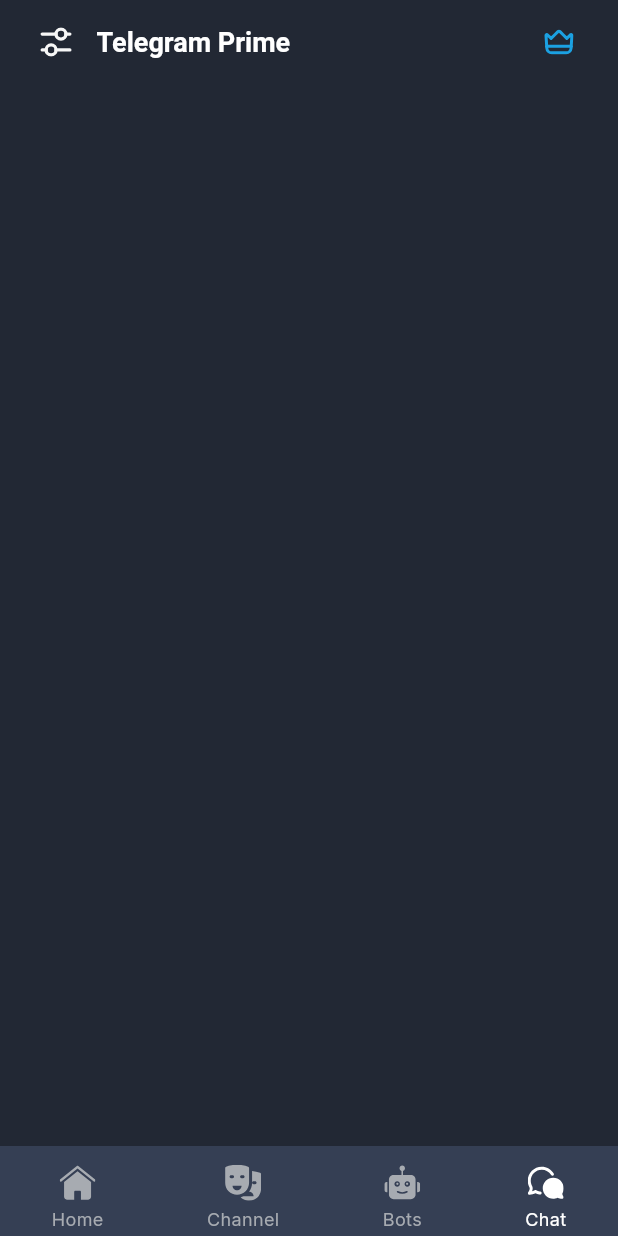
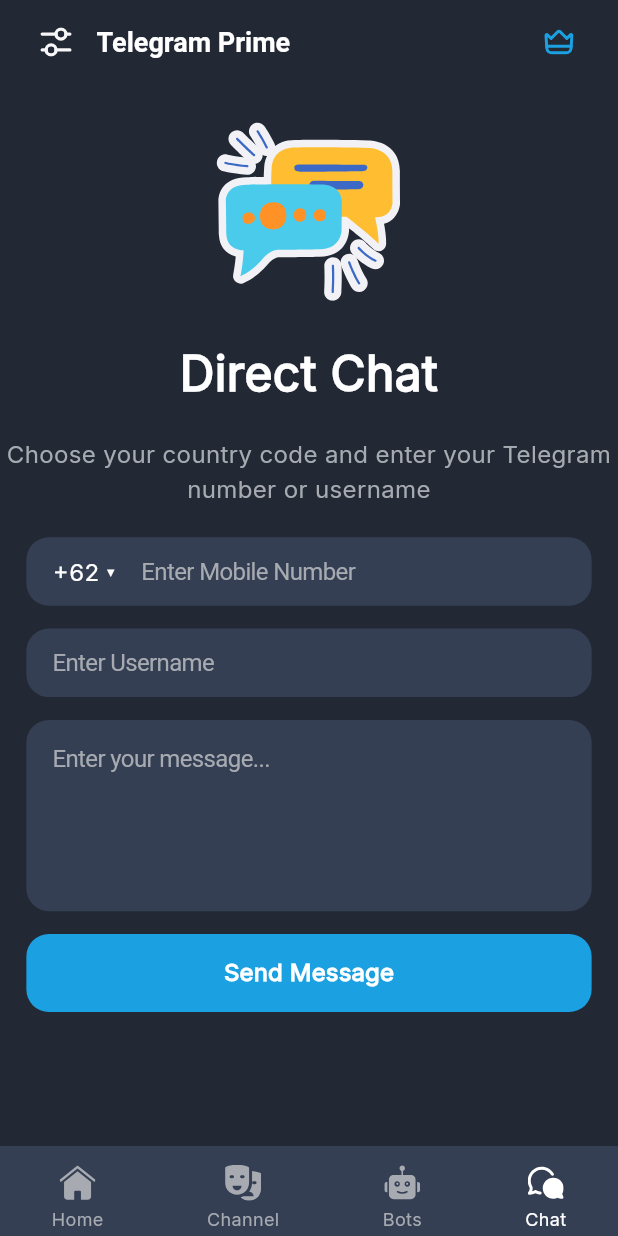
Before and after one commit to s0urav-hald3r/telegram_prime, a Flutter app: the HomeView screen opened directly, item 4 of the bottom bar chosen, on a phone screen of 412 x 824 dp. Run offline on Flutter 3.47's test engine with Material 3 defaults, Android fonts, the phone set to English and light mode, and no system bars; our stand-ins replace flutter_native_splash, flutter_svg, get, get_storage, page_transition, webview_flutter; missing offline and left inert: fadingpageview; accounts and stored records are empty.

Commit message:
chat view UI complete

```diff
--- a/lib/config/icons.dart
+++ b/lib/config/icons.dart
@@ -1,6 +1,7 @@
 const String closeIcon = 'assets/icons/close.svg';
 const String verified = 'assets/icons/verified.svg';
 const String premiumLogo = 'assets/icons/premium_logo.svg';
+const String chatLogo = 'assets/icons/chat_logo.svg';
 const String premiumIcon = 'assets/icons/premiumIcon.svg';
 const String settingIcon = 'assets/icons/settingsIcon.svg';
 const String home = 'assets/icons/home.svg';
--- a/lib/controllers/home_controller.dart
+++ b/lib/controllers/home_controller.dart
@@ -1,7 +1,12 @@
+import 'package:flutter/material.dart';
 import 'package:get/get.dart';
 
 class HomeController extends GetxController {
   static HomeController get instance => Get.find();
+
+  final numberController = TextEditingController();
+  final nameController = TextEditingController();
+  final messageController = TextEditingController();
 
   // Private variables
   final RxInt _homeIndex = 0.obs;
--- /dev/null
+++ b/lib/views/chat_view.dart
@@ -0,0 +1,153 @@
+import 'package:flutter/cupertino.dart';
+import 'package:flutter/material.dart';
+import 'package:flutter_svg/flutter_svg.dart';
+import 'package:telegram_prime/config/colors.dart';
+import 'package:telegram_prime/config/extension.dart';
+import 'package:telegram_prime/config/icons.dart';
+import 'package:telegram_prime/controllers/home_controller.dart';
+
+class ChatView extends StatelessWidget {
+  const ChatView({super.key});
+
+  @override
+  Widget build(BuildContext context) {
+    final controller = HomeController.instance;
+
+    return SizedBox(
+      width: MediaQuery.of(context).size.width,
+      child: ListView(children: [
+        SizedBox(height: 20.h),
+        SvgPicture.asset(chatLogo),
+        SizedBox(height: 20.h),
+        const Text(
+          'Direct Chat',
+          textAlign: TextAlign.center,
+          style: TextStyle(
+            fontWeight: FontWeight.bold,
+            fontSize: 32,
+            color: whiteColor,
+          ),
+        ),
+        SizedBox(height: 20.h),
+        const Text(
+          'Choose your country code and enter your Telegram number or username',
+          textAlign: TextAlign.center,
+          style: TextStyle(
+            fontWeight: FontWeight.w400,
+            fontSize: 16,
+            color: Color(0xFFA7ABB1),
+          ),
+        ),
+        SizedBox(height: 20.h),
+        Container(
+          height: 45.h,
+          margin: EdgeInsets.symmetric(horizontal: 16.w),
+          child: CupertinoTextField(
+            controller: controller.numberController,
+            decoration: BoxDecoration(
+              color: faddedBgColor,
+              borderRadius: BorderRadius.circular(15),
+            ),
+            padding: EdgeInsets.only(left: 0.w),
+            style: const TextStyle(
+              fontSize: 16,
+              fontWeight: FontWeight.w500,
+              color: whiteColor,
+            ),
+            placeholder: 'Enter Mobile Number',
+            keyboardType: TextInputType.number,
+            placeholderStyle: const TextStyle(
+              fontSize: 16,
+              fontWeight: FontWeight.w400,
+              color: Color(0xFFA7ABB1),
+            ),
+            prefix: GestureDetector(
+              behavior: HitTestBehavior.opaque,
+              onTap: () {},
+              child: Container(
+                padding: EdgeInsets.symmetric(horizontal: 16.w),
+                child: const Text(
+                  '+62 ▾',
+                  style: TextStyle(
+                    fontSize: 16,
+                    fontWeight: FontWeight.w400,
+                    color: whiteColor,
+                  ),
+                ),
+              ),
+            ),
+          ),
+        ),
+        SizedBox(height: 15.h),
+        Container(
+          height: 45.h,
+          margin: EdgeInsets.symmetric(horizontal: 16.w),
+          child: CupertinoTextField(
+            controller: controller.nameController,
+            decoration: BoxDecoration(
+              color: faddedBgColor,
+              borderRadius: BorderRadius.circular(15),
+            ),
+            padding: EdgeInsets.only(left: 16.w),
+            style: const TextStyle(
+              fontSize: 16,
+              fontWeight: FontWeight.w500,
+              color: whiteColor,
+            ),
+            placeholder: 'Enter Username',
+            keyboardType: TextInputType.name,
+            placeholderStyle: const TextStyle(
+              fontSize: 16,
+              fontWeight: FontWeight.w400,
+              color: Color(0xFFA7ABB1),
+            ),
+          ),
+        ),
+        Container(
+          margin: EdgeInsets.symmetric(horizontal: 16.w, vertical: 15.h),
+          child: CupertinoTextField(
+            controller: controller.messageController,
+            decoration: BoxDecoration(
+              color: faddedBgColor,
+              borderRadius: BorderRadius.circular(15),
+            ),
+            padding: EdgeInsets.symmetric(horizontal: 16.w, vertical: 16.h),
+            style: const TextStyle(
+              fontSize: 16,
+              fontWeight: FontWeight.w500,
+              color: whiteColor,
+            ),
+            placeholder: 'Enter your message...\n\n\n\n',
+            keyboardType: TextInputType.multiline,
+            placeholderStyle: const TextStyle(
+              fontSize: 16,
+              fontWeight: FontWeight.w400,
+              color: Color(0xFFA7ABB1),
+            ),
+            maxLines: 5,
+          ),
+        ),
+        Container(
+          width: MediaQuery.of(context).size.width,
+          height: 52,
+          margin: EdgeInsets.symmetric(horizontal: 16.w),
+          decoration: BoxDecoration(
+            borderRadius: BorderRadius.circular(15),
+            color: primaryColor,
+          ),
+          child: ElevatedButton(
+            child: const Text(
+              'Send Message',
+              style: TextStyle(
+                fontSize: 16,
+                fontWeight: FontWeight.bold,
+                color: whiteColor,
+              ),
+            ),
+            onPressed: () {},
+          ),
+        ),
+      ]),
+    );
+  }
+}
--- a/lib/views/home_view.dart
+++ b/lib/views/home_view.dart
@@ -5,6 +5,7 @@
 import 'package:telegram_prime/config/colors.dart';
 import 'package:telegram_prime/config/icons.dart';
 import 'package:telegram_prime/controllers/home_controller.dart';
+import 'package:telegram_prime/views/chat_view.dart';
 import 'package:telegram_prime/views/web_telegram_view.dart';
 
 class HomeView extends StatelessWidget {
@@ -17,13 +18,14 @@
 
     return Scaffold(
         backgroundColor: bgColor,
+        resizeToAvoidBottomInset: false,
         appBar: const CustomAppbar(),
         body: Obx(() {
           return [
             const WebTelegramView(),
             Container(),
             Container(),
-            Container(),
+            const ChatView()
           ][controller.homeIndex];
         }),
         bottomNavigationBar: Container(
--- a/lib/views/web_telegram_view.dart
+++ b/lib/views/web_telegram_view.dart
@@ -1,5 +1,4 @@
 import 'package:flutter/cupertino.dart';
-import 'package:flutter/material.dart';
 import 'package:get/get.dart';
 import 'package:telegram_prime/config/colors.dart';
 import 'package:telegram_prime/controllers/home_controller.dart';
```
Also changed, not shown: assets/icons/chat_logo.svg (added).
